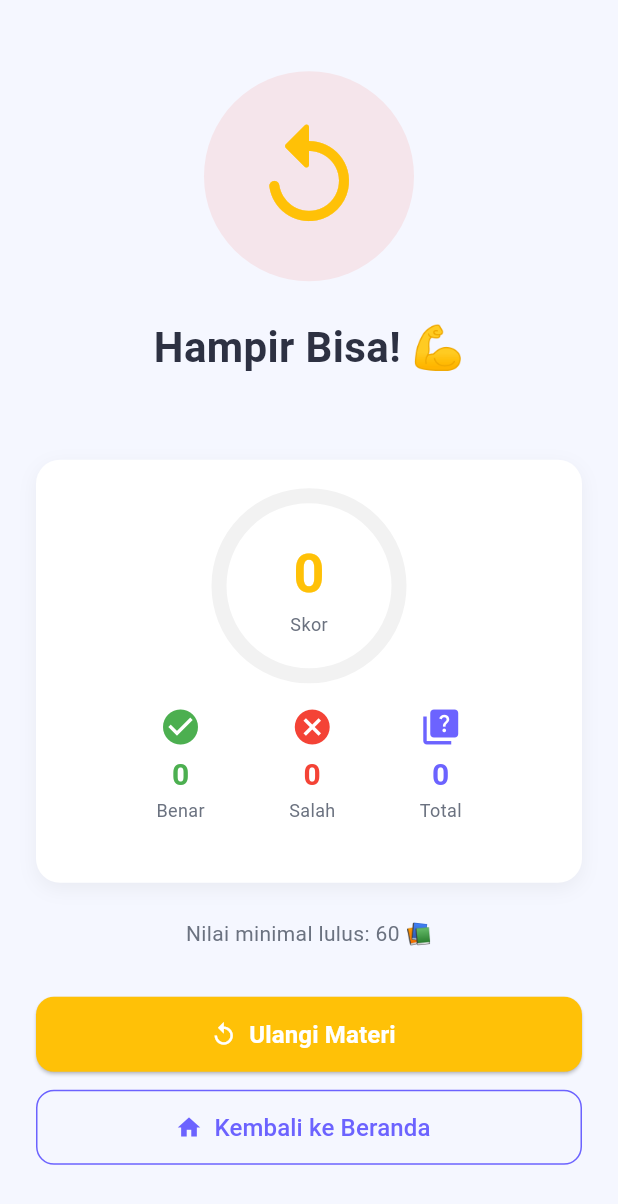
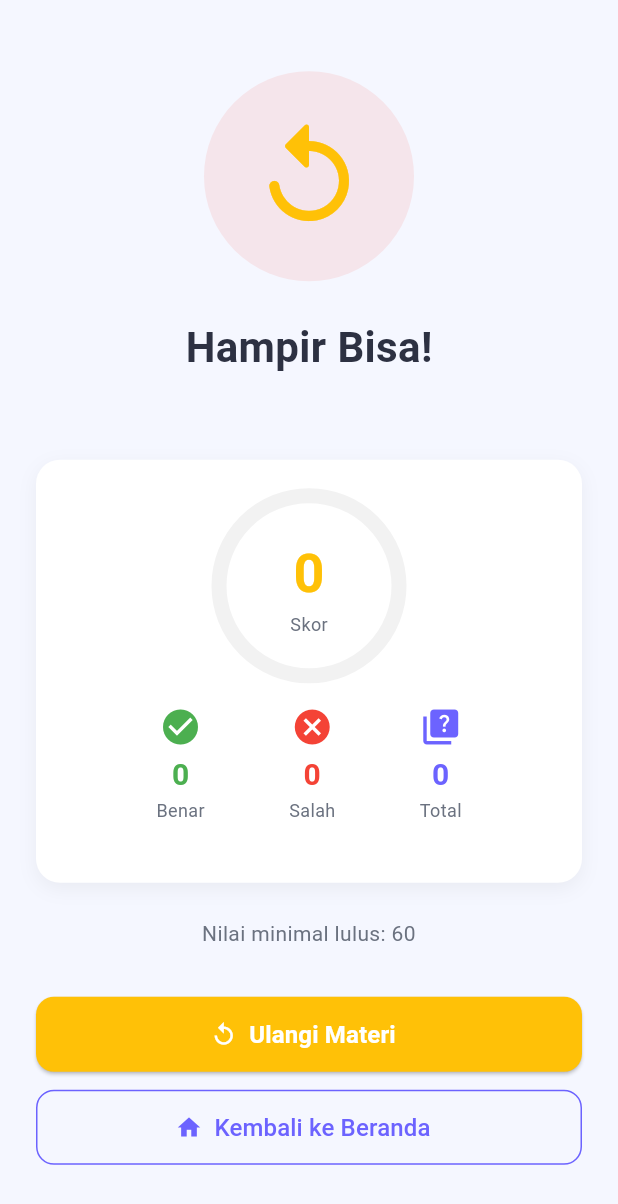
Before and after one commit to ardhikaxx/jago-hitung-mobile, a Flutter app: the ResultScreen screen opened directly with empty values, on a phone screen of 412 x 824 dp. Shown: the top 1204 px of the screen. Run offline on Flutter 3.47's test engine with Material 3 defaults, Android fonts, the phone set to English and light mode, and no system bars; our stand-ins replace cloud_firestore, firebase_auth, firebase_core, google_sign_in; accounts and stored records are empty.

Commit message:
feat: tambahkan tombol materi selanjutnya pada halaman hasil quiz

```diff
--- a/lib/screens/quiz_screen.dart
+++ b/lib/screens/quiz_screen.dart
@@ -137,6 +137,7 @@ class _QuizScreenState extends State<QuizScreen> with SingleTickerProviderStateM
         MaterialPageRoute(
           builder: (_) => ResultScreen(
             topicName: widget.topic.topik,
+            topikId: widget.topic.id,
             kelas: widget.kelas,
             skor: skor,
             benar: _benarCount,
--- a/lib/screens/result_screen.dart
+++ b/lib/screens/result_screen.dart
@@ -1,9 +1,12 @@
 import 'package:flutter/material.dart';
+import '../services/data_service.dart';
 import '../utils/constants.dart';
 import 'home_screen.dart';
+import 'quiz_screen.dart';
 
 class ResultScreen extends StatelessWidget {
   final String topicName;
+  final String topikId;
   final int kelas;
   final int skor;
   final int benar;
@@ -14,6 +17,7 @@ class ResultScreen extends StatelessWidget {
   const ResultScreen({
     super.key,
     required this.topicName,
+    required this.topikId,
     required this.kelas,
     required this.skor,
     required this.benar,
@@ -22,9 +26,18 @@ class ResultScreen extends StatelessWidget {
     required this.results,
   });
 
+  String? _getNextTopicId() {
+    final topicOrder = AppConstants.getTopicOrder(kelas);
+    final idx = topicOrder.indexOf(topikId);
+    if (idx < 0 || idx >= topicOrder.length - 1) return null;
+    return topicOrder[idx + 1];
+  }
+
   @override
   Widget build(BuildContext context) {
     final color = AppConstants.warnaKelas[kelas] ?? AppColors.primary;
+    final nextTopicId = _getNextTopicId();
+
     return Scaffold(
       backgroundColor: AppColors.background,
       body: SafeArea(
@@ -51,7 +64,7 @@ class ResultScreen extends StatelessWidget {
                 ),
                 const SizedBox(height: 24),
                 Text(
-                  lulus ? 'Selamat! 🎉' : 'Hampir Bisa! 💪',
+                  lulus ? 'Selamat!' : 'Hampir Bisa!',
                   style: const TextStyle(
                     fontSize: 28,
                     fontWeight: FontWeight.bold,
@@ -110,7 +123,7 @@ class ResultScreen extends StatelessWidget {
                                       : AppColors.warning,
                                 ),
                               ),
-                              Text(
+                              const Text(
                                 'Skor',
                                 style: TextStyle(
                                   fontSize: 12,
@@ -174,7 +187,7 @@ class ResultScreen extends StatelessWidget {
                 const SizedBox(height: 24),
                 if (lulus)
                   Text(
-                    'Kamu berhasil membuka materi berikutnya! 🚀',
+                    'Kamu berhasil membuka materi berikutnya!',
                     textAlign: TextAlign.center,
                     style: TextStyle(
                       fontSize: 14,
@@ -183,7 +196,7 @@ class ResultScreen extends StatelessWidget {
                   )
                 else
                   Text(
-                    'Nilai minimal lulus: ${AppConstants.skorLulusMinimum} 📚',
+                    'Nilai minimal lulus: ${AppConstants.skorLulusMinimum}',
                     textAlign: TextAlign.center,
                     style: TextStyle(
                       fontSize: 14,
@@ -213,6 +226,40 @@ class ResultScreen extends StatelessWidget {
                     ),
                   ),
                 if (!lulus) const SizedBox(height: 12),
+                if (lulus && nextTopicId != null)
+                  SizedBox(
+                    width: double.infinity,
+                    height: 50,
+                    child: ElevatedButton.icon(
+                      onPressed: () async {
+                        final nextTopic =
+                            await DataService.instance.getTopic(nextTopicId);
+                        if (context.mounted) {
+                          Navigator.pushReplacement(
+                            context,
+                            MaterialPageRoute(
+                              builder: (_) => QuizScreen(
+                                topic: nextTopic,
+                                kelas: kelas,
+                              ),
+                            ),
+                          );
+                        }
+                      },
+                      icon: const Icon(Icons.arrow_forward),
+                      label: const Text('Materi Selanjutnya',
+                          style: TextStyle(
+                              fontSize: 16, fontWeight: FontWeight.bold)),
+                      style: ElevatedButton.styleFrom(
+                        backgroundColor: color,
+                        foregroundColor: Colors.white,
+                        shape: RoundedRectangleBorder(
+                          borderRadius: BorderRadius.circular(12),
+                        ),
+                      ),
+                    ),
+                  ),
+                if (lulus && nextTopicId != null) const SizedBox(height: 12),
                 SizedBox(
                   width: double.infinity,
                   height: 50,
```
